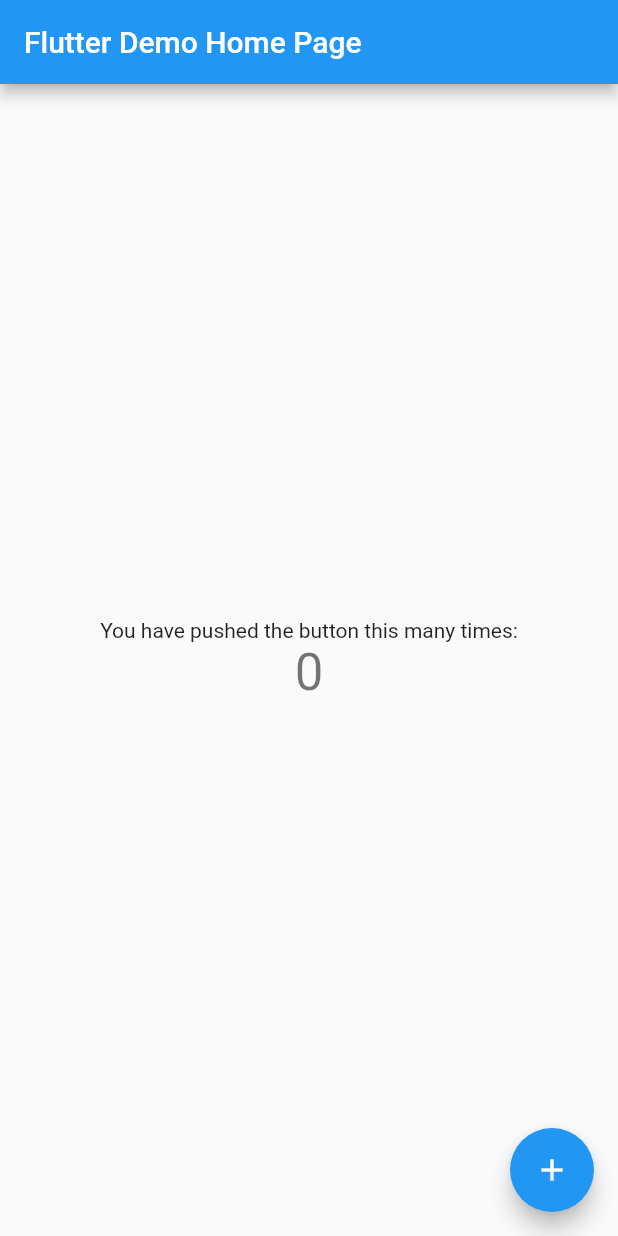
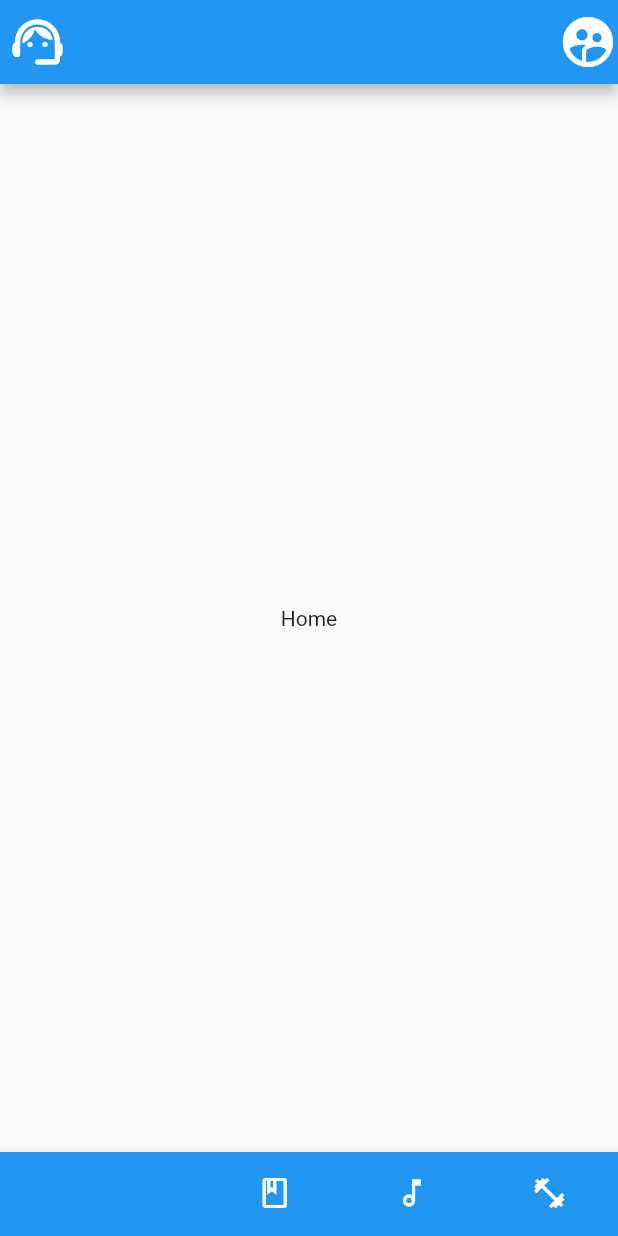
Before and after one commit to AjanalkarAnkur/Smart-India, a Flutter app: the screen it shows after launch, on a phone screen of 412 x 824 dp. Run offline on Flutter 3.47's test engine with Material 2 defaults, Android fonts, the phone set to English and light mode, and no system bars; missing offline and left inert: dart:ffi.

Commit message:
HomeScreen

```diff
--- a/lib/main.dart
+++ b/lib/main.dart
@@ -1,115 +1,106 @@
+import 'dart:ffi';
+
 import 'package:flutter/material.dart';
 
-void main() {
-  runApp(const MyApp());
-}
+void main() => runApp(const MyApp());
 
 class MyApp extends StatelessWidget {
   const MyApp({Key? key}) : super(key: key);
 
-  // This widget is the root of your application.
+  static const String _title = 'Nav Sample';
+
   @override
   Widget build(BuildContext context) {
-    return MaterialApp(
-      title: 'Flutter Demo',
-      theme: ThemeData(
-        // This is the theme of your application.
-        //
-        // Try running your application with "flutter run". You'll see the
-        // application has a blue toolbar. Then, without quitting the app, try
-        // changing the primarySwatch below to Colors.green and then invoke
-        // "hot reload" (press "r" in the console where you ran "flutter run",
-        // or simply save your changes to "hot reload" in a Flutter IDE).
-        // Notice that the counter didn't reset back to zero; the application
-        // is not restarted.
-        primarySwatch: Colors.blue,
-      ),
-      home: const MyHomePage(title: 'Flutter Demo Home Page'),
+    return const MaterialApp(
+      title: _title,
+      home: MyStatefulWidget(),
     );
   }
 }
 
-class MyHomePage extends StatefulWidget {
-  const MyHomePage({Key? key, required this.title}) : super(key: key);
-
-  // This widget is the home page of your application. It is stateful, meaning
-  // that it has a State object (defined below) that contains fields that affect
-  // how it looks.
-
-  // This class is the configuration for the state. It holds the values (in this
-  // case the title) provided by the parent (in this case the App widget) and
-  // used by the build method of the State. Fields in a Widget subclass are
-  // always marked "final".
-
-  final String title;
+class MyStatefulWidget extends StatefulWidget {
+  const MyStatefulWidget({Key? key}) : super(key: key);
 
   @override
-  State<MyHomePage> createState() => _MyHomePageState();
+  State<MyStatefulWidget> createState() => _MyStatefulWidgetState();
 }
 
-class _MyHomePageState extends State<MyHomePage> {
-  int _counter = 0;
+class _MyStatefulWidgetState extends State<MyStatefulWidget> {
+  int _selectedIndex = 0;
+  static const List<Widget> _widgetOptions = <Widget>[
+    Text(
+      'Home',
+    ),
+    Text(
+      'Journaling',
+    ),
+    Text(
+      'Musicc csrd',
+    ),
+    Text(
+      'Exercises',
+    ),
+  ];
 
-  void _incrementCounter() {
+  void _onItemTapped(int index) {
     setState(() {
-      // This call to setState tells the Flutter framework that something has
-      // changed in this State, which causes it to rerun the build method below
-      // so that the display can reflect the updated values. If we changed
-      // _counter without calling setState(), then the build method would not be
-      // called again, and so nothing would appear to happen.
-      _counter++;
+      _selectedIndex = index;
     });
   }
 
   @override
   Widget build(BuildContext context) {
-    // This method is rerun every time setState is called, for instance as done
-    // by the _incrementCounter method above.
-    //
-    // The Flutter framework has been optimized to make rerunning build methods
-    // fast, so that you can just rebuild anything that needs updating rather
-    // than having to individually change instances of widgets.
     return Scaffold(
       appBar: AppBar(
-        // Here we take the value from the MyHomePage object that was created by
-        // the App.build method, and use it to set our appbar title.
-        title: Text(widget.title),
+        leading: const Icon(
+          Icons.support_agent_rounded,
+          size: 40,
+        ),
+        leadingWidth: 50,
+        actions: [
+          const Icon(Icons.supervised_user_circle),
+        ],
+        actionsIconTheme: const IconThemeData(color: Colors.white, size: 40),
       ),
       body: Center(
-        // Center is a layout widget. It takes a single child and positions it
-        // in the middle of the parent.
-        child: Column(
-          // Column is also a layout widget. It takes a list of children and
-          // arranges them vertically. By default, it sizes itself to fit its
-          // children horizontally, and tries to be as tall as its parent.
-          //
-          // Invoke "debug painting" (press "p" in the console, choose the
-          // "Toggle Debug Paint" action from the Flutter Inspector in Android
-          // Studio, or the "Toggle Debug Paint" command in Visual Studio Code)
-          // to see the wireframe for each widget.
-          //
-          // Column has various properties to control how it sizes itself and
-          // how it positions its children. Here we use mainAxisAlignment to
-          // center the children vertically; the main axis here is the vertical
-          // axis because Columns are vertical (the cross axis would be
-          // horizontal).
-          mainAxisAlignment: MainAxisAlignment.center,
-          children: <Widget>[
-            const Text(
-              'You have pushed the button this many times:',
-            ),
-            Text(
-              '$_counter',
-              style: Theme.of(context).textTheme.headline4,
-            ),
-          ],
-        ),
+        child: _widgetOptions.elementAt(_selectedIndex),
       ),
-      floatingActionButton: FloatingActionButton(
-        onPressed: _incrementCounter,
-        tooltip: 'Increment',
-        child: const Icon(Icons.add),
-      ), // This trailing comma makes auto-formatting nicer for build methods.
+      bottomNavigationBar: BottomNavigationBar(
+        items: const <BottomNavigationBarItem>[
+          BottomNavigationBarItem(
+            icon: Icon(Icons.home),
+            label: 'Home',
+            backgroundColor: Colors.blue,
+          ),
+          BottomNavigationBarItem(
+            icon: Icon(Icons.book_outlined),
+            label: 'Journaling',
+            backgroundColor: Colors.blue,
+          ),
+          BottomNavigationBarItem(
+            icon: Icon(Icons.music_note_outlined),
+            label: 'Lofi',
+            backgroundColor: Colors.blue,
+          ),
+          BottomNavigationBarItem(
+            icon: Icon(Icons.fitness_center_outlined),
+            label: 'Exercises',
+            backgroundColor: Colors.blue,
+          ),
+        ],
+        currentIndex: _selectedIndex,
+        selectedItemColor: Colors.blue,
+        onTap: _onItemTapped,
+      ),
     );
   }
 }
+
+class MyStatelessWidget extends StatelessWidget {
+  const MyStatelessWidget({Key? key}) : super(key: key);
+
+  @override
+  Widget build(BuildContext context) {
+    return const Scaffold();
+  }
+}
```
